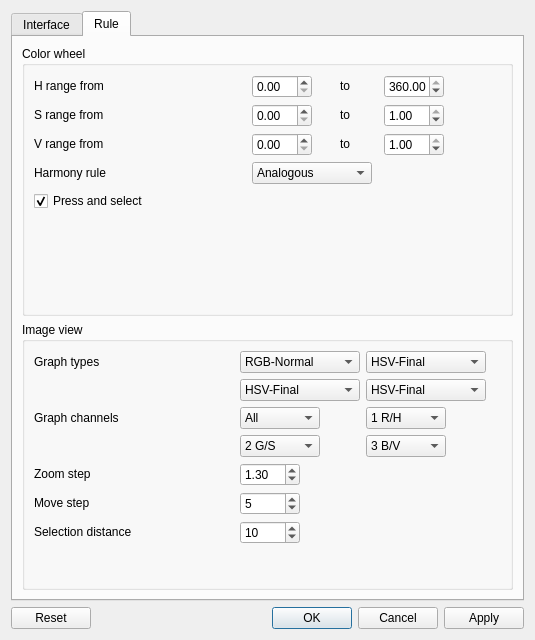
Above: src/main/python/cguis/setting_dialog.ui from insad/DigitalPalette before the change. Below: the same form after it.
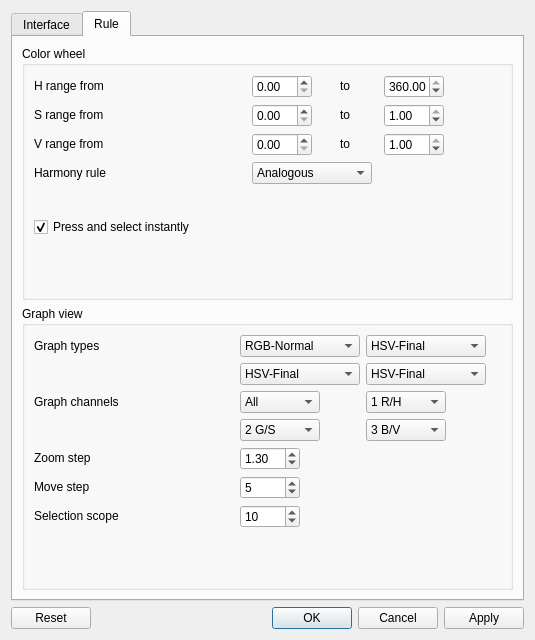
That is the form after the change. The open tabs and pages were chosen to show the change.

Commit message: Modify settings interface.

The edit to the form file:
```diff
--- a/src/main/python/cguis/setting_dialog.ui
+++ b/src/main/python/cguis/setting_dialog.ui
@@ -1274,7 +1274,20 @@
             </item>
            </widget>
           </item>
-          <item row="4" column="0" colspan="2">
+          <item row="4" column="0">
+           <spacer name="st_vsp_psi_rule">
+            <property name="orientation">
+             <enum>Qt::Vertical</enum>
+            </property>
+            <property name="sizeHint" stdset="0">
+             <size>
+              <width>20</width>
+              <height>21</height>
+             </size>
+            </property>
+           </spacer>
+          </item>
+          <item row="5" column="0" colspan="2">
            <widget class="QCheckBox" name="st_cbox_press_move">
             <property name="minimumSize">
              <size>
@@ -1289,14 +1302,14 @@
              </size>
             </property>
             <property name="text">
-             <string>Press and select</string>
+             <string>Press and select instantly</string>
             </property>
             <property name="checked">
              <bool>true</bool>
             </property>
            </widget>
           </item>
-          <item row="5" column="0">
+          <item row="6" column="0">
            <spacer name="st_vsp_whl_rule">
             <property name="orientation">
              <enum>Qt::Vertical</enum>
@@ -1304,7 +1317,7 @@
             <property name="sizeHint" stdset="0">
              <size>
               <width>20</width>
-              <height>97</height>
+              <height>50</height>
              </size>
             </property>
            </spacer>
@@ -1315,7 +1328,7 @@
        <item>
         <widget class="QGroupBox" name="st_gbox_img_rule">
          <property name="title">
-          <string>Image view</string>
+          <string>Graph view</string>
          </property>
          <layout class="QGridLayout" name="gridLayout_5">
           <item row="0" column="0">
@@ -1873,7 +1886,7 @@
              </size>
             </property>
             <property name="text">
-             <string>Selection distance</string>
+             <string>Selection scope</string>
             </property>
            </widget>
           </item>
@@ -1910,7 +1923,7 @@
             <property name="sizeHint" stdset="0">
              <size>
               <width>20</width>
-              <height>39</height>
+              <height>50</height>
              </size>
             </property>
            </spacer>
```
Left out of the diff: 2 changed lines with no effect on the pictures. The commit also changes 6 other files.
